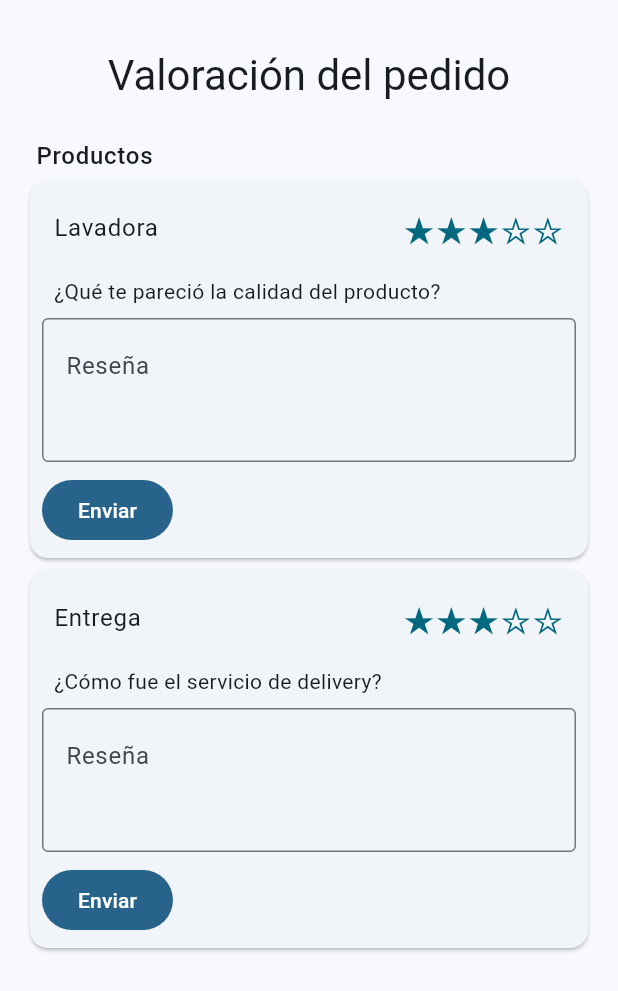
After one commit to l0nkDev/si2mobile, a Flutter app: the UserFeedback screen opened directly, on a phone screen of 412 x 824 dp. The commit adds this screen. Shown: the top 991 px of the screen. Run offline on Flutter 3.47's test engine with Material 3 defaults, Android fonts, the phone set to English and light mode, and no system bars; our stand-ins replace firebase_core, firebase_messaging, shared_preferences, speech_to_text; accounts and stored records are empty.

Commit message:
avence de feedback

```diff
--- a/lib/main.dart
+++ b/lib/main.dart
@@ -7,7 +7,7 @@ import 'package:provider/provider.dart';
 import 'package:shared_preferences/shared_preferences.dart';
 import 'package:si2mobile/firebase_api.dart';
 import 'package:si2mobile/firebase_options.dart';
-import 'package:si2mobile/screens/user/profile.dart';
+import 'package:si2mobile/screens/user/feedback.dart';
 import 'screens/auth-session/login.dart';
 import 'screens/auth-session/register.dart';
 import 'screens/catalog-purchase/cart.dart';
@@ -119,7 +119,7 @@ String refreshToken = "";
     case 5:
       page = Register(setToken, goto);
     case 6:
-      page = Profile(token);
+      page = UserFeedback();
   default:
     throw UnimplementedError('no widget for $selectedIndex');
 }
--- /dev/null
+++ b/lib/screens/user/feedback.dart
@@ -0,0 +1,126 @@
+import 'package:flutter/material.dart';
+
+// ignore: must_be_immutable
+class UserFeedback extends StatelessWidget{
+
+  @override
+  Widget build(BuildContext context) {
+    final theme = Theme.of(context);
+    final style = theme.textTheme.headlineMedium!;
+
+    return Scaffold(
+      body: Column(
+        mainAxisSize: MainAxisSize.min,
+        children: [
+          SizedBox(height: 32,),
+          Text("Valoración del pedido", style: style),
+          SizedBox(height: 24,),
+          Row(
+            children: [
+              SizedBox(width: 24),
+              Text("Productos", style: theme.textTheme.bodyLarge!.copyWith(fontWeight: FontWeight.w500))
+            ]
+          ),
+          Padding(
+            padding: const EdgeInsets.only(left: 16, right: 16),
+            child: Card(
+              child: Column(
+                children: [
+                  SizedBox(height: 16),
+                  Padding(
+                    padding: const EdgeInsets.only(left: 16, right: 16),
+                    child: Row(
+                      children: [
+                        Text("Lavadora", style: theme.textTheme.bodyLarge),
+                        Expanded(child: Text("")),
+                        Text("★★★☆☆", style: theme.textTheme.headlineSmall!.copyWith(color: Color(0xFF01687D))),
+                      ],
+                    ),
+                  ),
+                  SizedBox(height: 16),
+                  Row(
+                    children: [
+                      SizedBox(width: 16),
+                      Text("¿Qué te pareció la calidad del producto?"),
+                    ],
+                  ),
+                  Padding(
+                    padding: const EdgeInsets.all(8.0),
+                    child: SizedBox(
+                      height: 96,
+                      child: Expanded(
+                        child: TextField(
+                          decoration: InputDecoration(border: OutlineInputBorder(), hintText: 'Reseña'),
+                          keyboardType: TextInputType.multiline,
+                          maxLines: null,
+                          expands: true,
+                          textAlignVertical: TextAlignVertical(y: -1),
+                          ),
+                      ),
+                    ),
+                  ),
+                  Row(
+                    children: [
+                      SizedBox(width: 8),
+                      FilledButton( child: Text("Enviar"), onPressed: () {}),
+                    ],
+                  ),
+                  SizedBox(height: 8)
+                ],
+              ),
+            ),
+          ),
+          Padding(
+            padding: const EdgeInsets.only(left: 16, right: 16),
+            child: Card(
+              child: Column(
+                children: [
+                  SizedBox(height: 16),
+                  Padding(
+                    padding: const EdgeInsets.only(left: 16, right: 16),
+                    child: Row(
+                      children: [
+                        Text("Entrega", style: theme.textTheme.bodyLarge),
+                        Expanded(child: Text("")),
+                        Text("★★★☆☆", style: theme.textTheme.headlineSmall!.copyWith(color: Color(0xFF01687D))),
+                      ],
+                    ),
+                  ),
+                  SizedBox(height: 16),
+                  Row(
+                    children: [
+                      SizedBox(width: 16),
+                      Text("¿Cómo fue el servicio de delivery?"),
+                    ],
+                  ),
+                  Padding(
+                    padding: const EdgeInsets.all(8.0),
+                    child: SizedBox(
+                      height: 96,
+                      child: Expanded(
+                        child: TextField(
+                          decoration: InputDecoration(border: OutlineInputBorder(), hintText: 'Reseña'),
+                          keyboardType: TextInputType.multiline,
+                          maxLines: null,
+                          expands: true,
+                          textAlignVertical: TextAlignVertical(y: -1),
+                          ),
+                      ),
+                    ),
+                  ),
+                  Row(
+                    children: [
+                      SizedBox(width: 8),
+                      FilledButton( child: Text("Enviar"), onPressed: () {}),
+                    ],
+                  ),
+                  SizedBox(height: 8)
+                ],
+              ),
+            ),
+          ),
+        ],
+      ),
+    );
+  }
+}
--- a/lib/screens/user/purchases.dart
+++ b/lib/screens/user/purchases.dart
@@ -109,13 +109,16 @@ class PurchaseCard extends StatelessWidget {
   @override
   Widget build(BuildContext context) {
     quantity.value = TextEditingValue(text: '5');
+    if (product["payment"] == null) return SizedBox();
     return Card(
       child: Column(
         children: [
           ListTile(
             title: Text("Pedido #${product["id"]}"),
           ),
-          for (dynamic item in product["items"]) Column(
+          for (dynamic item in product["items"])
+          if (item["payment"] != null)
+          Column(
             children: [
               Row(
                 children: [
@@ -155,7 +158,8 @@ class PurchaseCard extends StatelessWidget {
           Row(
             children: [
               SizedBox(width: 15,),
-              Text("Estado del pedido: ${product["delivery"]["status_display"]}     "),
+              if(product["delivery"] == null) Text("Estado del pedido:   Ninguno")
+              else Text("Estado del pedido: ${product["delivery"]["status_display"]}     "),
             ],
           ),
           SizedBox(height: 15,),
```
Also changed, not shown: pubspec.lock, 1 other file.
